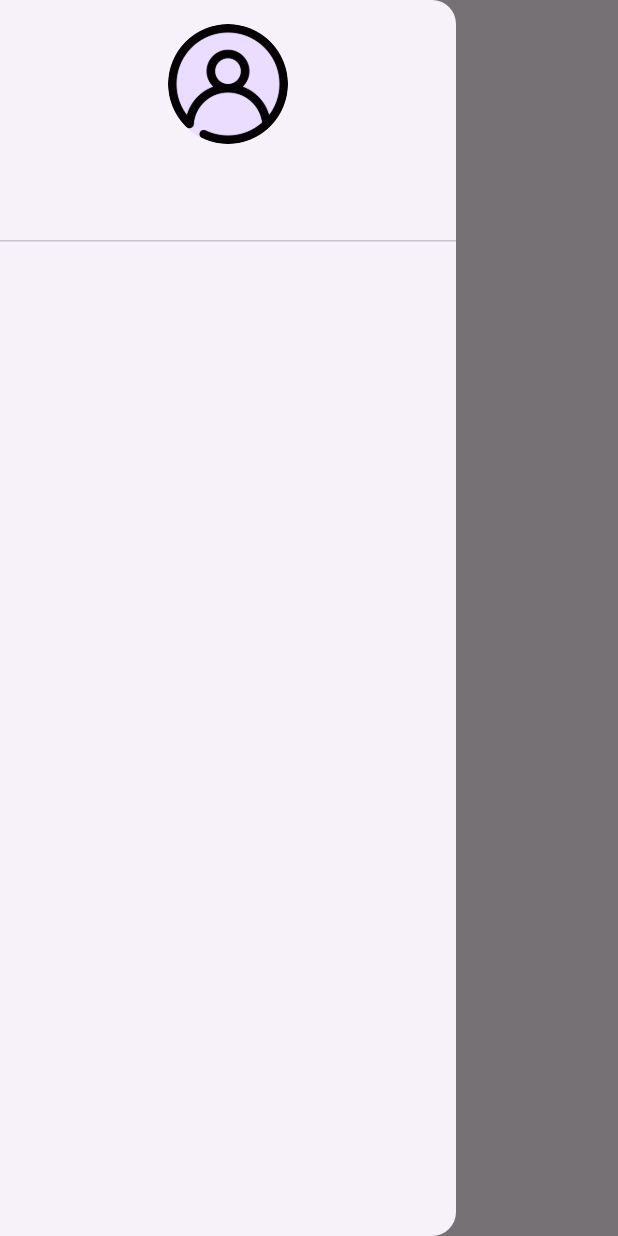
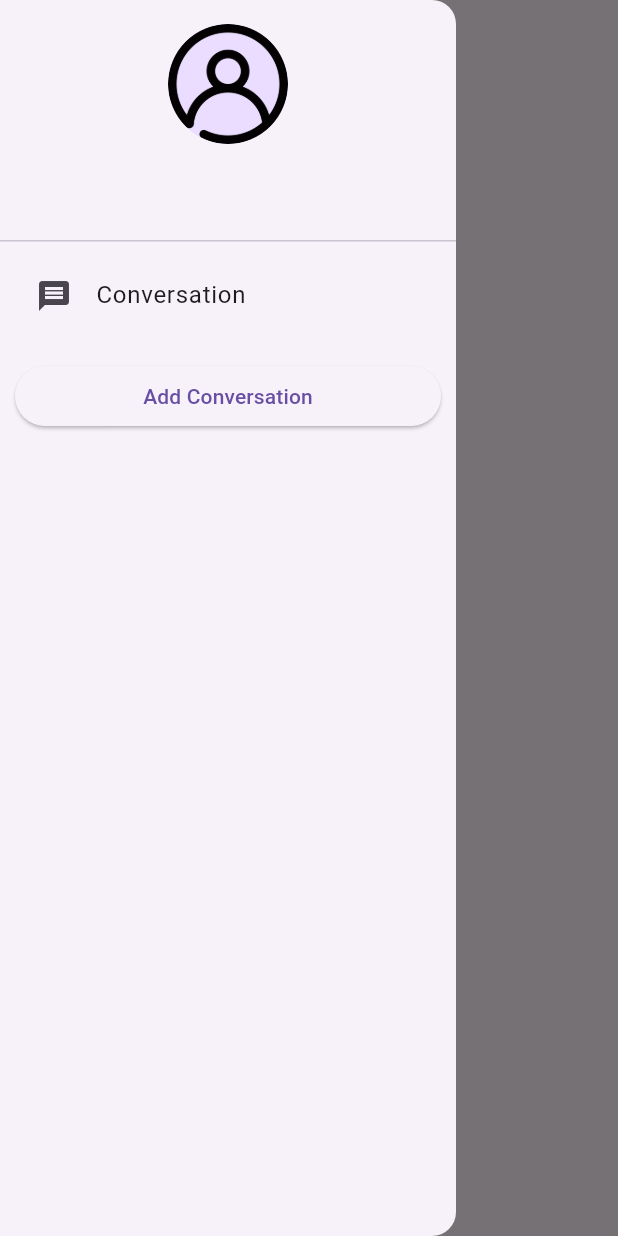
Before and after one commit to LiamBou/projet_info_s8_gpt, a Flutter app: the screen it shows after launch, with the side drawer open, on a phone screen of 412 x 824 dp. Run offline on Flutter 3.47's test engine with Material 3 defaults, Android fonts, the phone set to English and light mode, and no system bars; our stand-ins replace loading_animation_widget, sqflite; accounts and stored records are empty.

Commit message:
New chats and new convs
bdd load at start need a fix
IA response loading bugged
long press on conv not triggering

```diff
--- /dev/null
+++ b/devtools_options.yaml
@@ -0,0 +1,3 @@
+description: This file stores settings for Dart & Flutter DevTools.
+documentation: https://docs.flutter.dev/tools/devtools/extensions#configure-extension-enablement-states
+extensions:
--- a/lib/main.dart
+++ b/lib/main.dart
@@ -1,5 +1,4 @@
 import 'package:flutter/material.dart';
-import 'package:projet_info_s8_gpt/models/chat.dart';
 import 'package:projet_info_s8_gpt/models/conversation.dart';
 import 'package:projet_info_s8_gpt/providers/chat_provider.dart';
 import 'package:projet_info_s8_gpt/providers/conversation_provider.dart';
@@ -8,6 +7,7 @@ import 'views/chat_screen.dart';
 import 'views/drawer_widget.dart';
 
 void main() {
+  WidgetsFlutterBinding.ensureInitialized();
   runApp(MultiProvider(
     providers: [
       ChangeNotifierProvider(create: (_) => ChatProvider()),
@@ -43,29 +43,32 @@ class MyHomePage extends StatefulWidget {
 }
 
 class _MyHomePageState extends State<MyHomePage> {
-  void selectPage() {
-    print("select page called");
-  }
-
-  int selectedPage = 0;
-
   @override
   Widget build(BuildContext context) {
-    List<Chat> chats = context.read<ChatProvider>().chatList;
     List<Conversation> conversations =
         context.read<ConversationProvider>().conversationList;
+
+    Conversation? selectedConversation;
+    conversations.isEmpty
+        ? selectedConversation = null
+        : selectedConversation = conversations.first;
+
+    void selectPage(Conversation conversation) {
+      setState(() {
+        selectedConversation = conversation;
+      });
+      debugPrint('Selected conversation: ${conversation.name}');
+    }
 
     return Scaffold(
       appBar: AppBar(
         title: Text(widget.title),
         centerTitle: true,
       ),
-      drawer: CustomDrawer(selectPage: selectPage),
+      drawer: CustomDrawer(selectConversation: selectPage),
       drawerEdgeDragWidth: MediaQuery.of(context).size.width,
       body: Center(
-        child: chats.isEmpty
-            ? const Text('No chats available')
-            : ChatScreen(id: selectedPage),
+        child: ChatScreen(conversation: selectedConversation),
       ),
     );
   }
--- a/lib/models/chat.dart
+++ b/lib/models/chat.dart
@@ -1,12 +1,12 @@
 class Chat {
-  final int id;
+  int? id;
   final int conversationId;
   final String message;
-  final String sentAt;
+  final DateTime sentAt;
   final bool isUser;
 
-  const Chat(
-      {required this.id,
+  Chat(
+      {this.id,
       required this.conversationId,
       required this.message,
       required this.sentAt,
@@ -17,7 +17,7 @@ class Chat {
       'id': id,
       'conversationId': conversationId,
       'message': message,
-      'sentAt': sentAt,
+      'sentAt': sentAt.toString(),
       'isUser': isUser ? 1 : 0,
     };
   }
@@ -28,7 +28,7 @@ class Chat {
       conversationId: map['conversationId'],
       message: map['message'],
       isUser: map['isUser'] == 1,
-      sentAt: map['sentAt'],
+      sentAt: DateTime.parse(map['sentAt']),
     );
   }
 }
--- a/lib/models/conversation.dart
+++ b/lib/models/conversation.dart
@@ -1,9 +1,9 @@
 class Conversation {
-  final int id;
+  int? id;
   final String name;
 
-  const Conversation({
-    required this.id,
+  Conversation({
+    this.id,
     required this.name,
   });
 
--- a/lib/providers/chat_provider.dart
+++ b/lib/providers/chat_provider.dart
@@ -7,8 +7,10 @@ class ChatProvider extends ChangeNotifier {
       ChatDatabaseInterface.instance;
 
   List<Chat> _chatList = [];
+  Map<int, List<Chat>> _chatsByConversation = {};
 
   List<Chat> get chatList => _chatList;
+  Map<int, List<Chat>> get chatsByConversation => _chatsByConversation;
 
   ChatProvider() {
     loadChats();
@@ -16,6 +18,15 @@ class ChatProvider extends ChangeNotifier {
 
   Future<void> loadChats() async {
     _chatList = await _databaseInterface.chats;
+
+    _chatsByConversation.clear();
+    for (Chat chat in _chatList) {
+      if (_chatsByConversation.containsKey(chat.conversationId)) {
+        _chatsByConversation[chat.conversationId]!.add(chat);
+      } else {
+        _chatsByConversation[chat.conversationId] = [chat];
+      }
+    }
     notifyListeners();
   }
 
@@ -34,7 +45,7 @@ class ChatProvider extends ChangeNotifier {
     loadChats();
   }
 
-  Future<void> deleteChatsByConversation(String conversationId) async {
+  Future<void> deleteChatsByConversation(int conversationId) async {
     await _databaseInterface.deleteChatsByConversation(conversationId);
     loadChats();
   }
--- a/lib/utils/chat_database_interface.dart
+++ b/lib/utils/chat_database_interface.dart
@@ -12,7 +12,7 @@ class ChatDatabaseInterface {
 
   static const String databaseName = 'chat.db';
 
-  static const int versionNumber = 1;
+  static const int versionNumber = 3;
 
   static const String colId = 'id';
 
@@ -76,7 +76,7 @@ class ChatDatabaseInterface {
     // Insert default conversation
     await db.insert(
       conversationTableName,
-      const Conversation(id: 0, name: 'Conversation').toMap(),
+      Conversation(id: 0, name: 'Conversation').toMap(),
       conflictAlgorithm: ConflictAlgorithm.replace,
     );
   }
@@ -101,7 +101,7 @@ class ChatDatabaseInterface {
     return maps.map((e) => Chat.fromMap(e)).toList();
   }
 
-  Future<List<Chat>> chatsByConversation(String conversationId) async {
+  Future<List<Chat>> chatsByConversation(int conversationId) async {
     final Database db = await database;
     final List<Map<String, dynamic>> maps = await db.query(
       chatTableName,
@@ -140,7 +140,7 @@ class ChatDatabaseInterface {
     );
   }
 
-  Future<int> deleteChatsByConversation(String conversationId) async {
+  Future<int> deleteChatsByConversation(int conversationId) async {
     final Database db = await database;
     return await db.delete(
       chatTableName,
--- a/lib/views/chat_bubble_widget.dart
+++ b/lib/views/chat_bubble_widget.dart
@@ -4,13 +4,13 @@ import 'package:loading_animation_widget/loading_animation_widget.dart';
 class ChatBubble extends StatelessWidget {
   final String text;
   final bool isUser;
-  final bool isLoading;
+  final bool? isLoading;
 
   const ChatBubble(
       {super.key,
       required this.text,
       required this.isUser,
-      required this.isLoading});
+      this.isLoading = false});
 
   @override
   Widget build(BuildContext context) {
@@ -44,7 +44,7 @@ class ChatBubble extends StatelessWidget {
                       topRight: Radius.circular(20),
                       bottomRight: Radius.circular(20),
                     )),
-          child: isLoading
+          child: (isLoading ?? false)
               ? LoadingAnimationWidget.fourRotatingDots(
                   color: Colors.black, size: 25)
               : Text(
--- a/lib/views/chat_screen.dart
+++ b/lib/views/chat_screen.dart
@@ -1,39 +1,71 @@
 import 'package:flutter/cupertino.dart';
+import 'package:projet_info_s8_gpt/models/conversation.dart';
+import 'package:provider/provider.dart';
+import '../models/chat.dart';
+import '../providers/chat_provider.dart';
 import 'chat_bubble_widget.dart';
 import 'user_input.dart';
 
 class ChatScreen extends StatelessWidget {
-  final int id;
+  final Conversation? conversation;
 
-  const ChatScreen({super.key, required this.id});
+  const ChatScreen({super.key, required this.conversation});
 
   @override
   Widget build(BuildContext context) {
+    if (conversation == null) {
+      debugPrint('No conversation found');
+      return const Center(child: Text('LOADING PAGE'));
+    }
+    final scrollController = ScrollController();
+
+    bool displayLoading = false;
+
     return SafeArea(
       child: Column(
         mainAxisAlignment: MainAxisAlignment.end,
         children: [
-          SingleChildScrollView(
-            child: Column(
-              children: [
-                ChatBubble(
-                  text: 'Hello World !$id',
-                  isUser: true,
-                  isLoading: false,
-                ),
-                const ChatBubble(
-                  text: 'Hello Flutter !',
-                  isUser: false,
-                  isLoading: true,
-                ),
-              ],
+          Container(
+            // Conversation name
+            margin: const EdgeInsets.only(top: 10),
+            child: Text(
+              conversation!.name,
+              style: const TextStyle(fontSize: 20),
             ),
           ),
-          UserInput(
-            onSend: (value) {
-              print(value);
+          Consumer<ChatProvider>(
+            builder: (BuildContext context, ChatProvider chatProvider,
+                Widget? child) {
+              if (chatProvider.chatsByConversation[conversation?.id ?? 0] ==
+                  null) {
+                return const Center();
+              }
+              return Expanded(
+                child: ListView(
+                  reverse: true,
+                  controller: scrollController,
+                  children: [
+                    ...chatProvider.chatsByConversation[conversation?.id ?? 0]!
+                        .map<Widget>(
+                      (Chat chat) => ChatBubble(
+                        text: chat.message,
+                        isUser: chat.isUser,
+                      ),
+                    ),
+                    (displayLoading)
+                        ? const ChatBubble(
+                            text: "", isUser: false, isLoading: true)
+                        : const SizedBox(),
+                  ].reversed.toList(),
+                ),
+              );
             },
           ),
+          UserInput(
+              conversationId: conversation?.id ?? 0,
+              setDisplayLoading: (bool value) {
+                displayLoading = value;
+              }),
         ],
       ),
     );
--- a/lib/views/drawer_widget.dart
+++ b/lib/views/drawer_widget.dart
@@ -1,27 +1,26 @@
 import 'package:flutter/material.dart';
+import 'package:projet_info_s8_gpt/models/conversation.dart';
+import 'package:projet_info_s8_gpt/providers/conversation_provider.dart';
 import 'package:provider/provider.dart';
-import '../models/chat.dart';
-import '../providers/chat_provider.dart';
-import 'chat_screen.dart';
 
 class CustomDrawer extends StatefulWidget {
-  final void Function() selectPage;
+  final void Function(Conversation) selectConversation;
 
-  const CustomDrawer({super.key, required this.selectPage});
+  const CustomDrawer({super.key, required this.selectConversation});
 
   @override
   State<CustomDrawer> createState() => _CustomDrawerState();
 }
 
 class _CustomDrawerState extends State<CustomDrawer> {
-  void selectPage(int page) {
-    widget.selectPage();
+  void selectConv(Conversation conversation) {
+    widget.selectConversation(conversation);
   }
 
   @override
   Widget build(BuildContext context) {
-    List<Chat> chats = context.read<ChatProvider>().chatList;
-
+    List<Conversation> conversations =
+        context.watch<ConversationProvider>().conversationList;
     return Drawer(
       child: ListView(
         padding: EdgeInsets.zero,
@@ -36,7 +35,7 @@ class _CustomDrawerState extends State<CustomDrawer> {
               ],
             ),
           ),
-          for (int i = 0; i < chats.length; i++)
+          for (int i = 0; i < conversations.length; i++)
             Padding(
               padding: const EdgeInsets.only(left: 8, right: 8, bottom: 5),
               child: ListTile(
@@ -44,16 +43,32 @@ class _CustomDrawerState extends State<CustomDrawer> {
                     borderRadius: BorderRadius.all(Radius.circular(20))),
                 enabled: true,
                 leading: const Icon(Icons.message),
-                title: Text('Chat ${chats[i].id}'),
+                title: Text(conversations[i].name),
                 selectedTileColor: Colors.blue[200],
-                selected: false,
                 splashColor: Colors.blue[200],
                 onTap: () {
-                  selectPage(i);
+                  selectConv(conversations[i]);
                   Navigator.pop(context);
                 },
               ),
             ),
+          Container(
+            margin: const EdgeInsets.all(10),
+            child: ElevatedButton(
+              onPressed: () {
+                context.read<ConversationProvider>().addConversation(
+                    Conversation(
+                        id: conversations.length + 1,
+                        name: 'Conversation ${conversations.length + 1}'));
+              },
+              onLongPress: () {
+                debugPrint('Deleting conversation');
+                context.read<ConversationProvider>().deleteConversation(
+                    conversations[conversations.length - 1].id ?? 0);
+              },
+              child: const Text('Add Conversation'),
+            ),
+          ),
         ],
       ),
     );
```
Also changed, not shown: lib/views/user_input.dart (+30 -12 lines).
